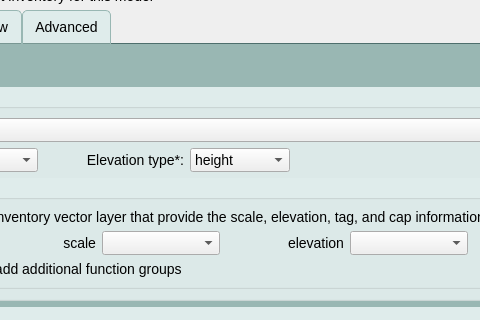
Qt form canflood2/canflood2_model_config.ui (cefect/CanFlood2) before a commit; both pictures show x 228 to 708 and y 228 to 548 of the 1000 by 1000 pixel window.
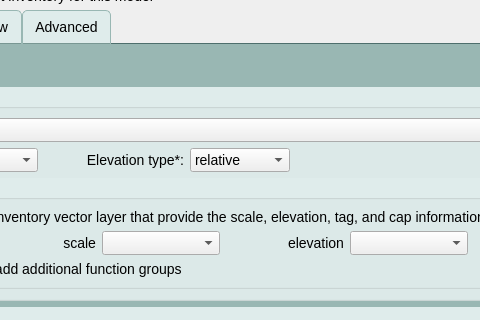
The same form after that commit. Icons and pictures are not drawn. Custom widgets are drawn as their Qt base class.

Commit message: change felv wording to relative

The edit to the form file:
```diff
--- a/canflood2/canflood2_model_config.ui
+++ b/canflood2/canflood2_model_config.ui
@@ -586,7 +586,7 @@
                   </property>
                   <item>
                    <property name="text">
-                    <string>height</string>
+                    <string>relative</string>
                    </property>
                   </item>
                   <item>
```
Left out of the diff: 2 changed lines with no effect on the pictures. The commit also changes 35 other files.
